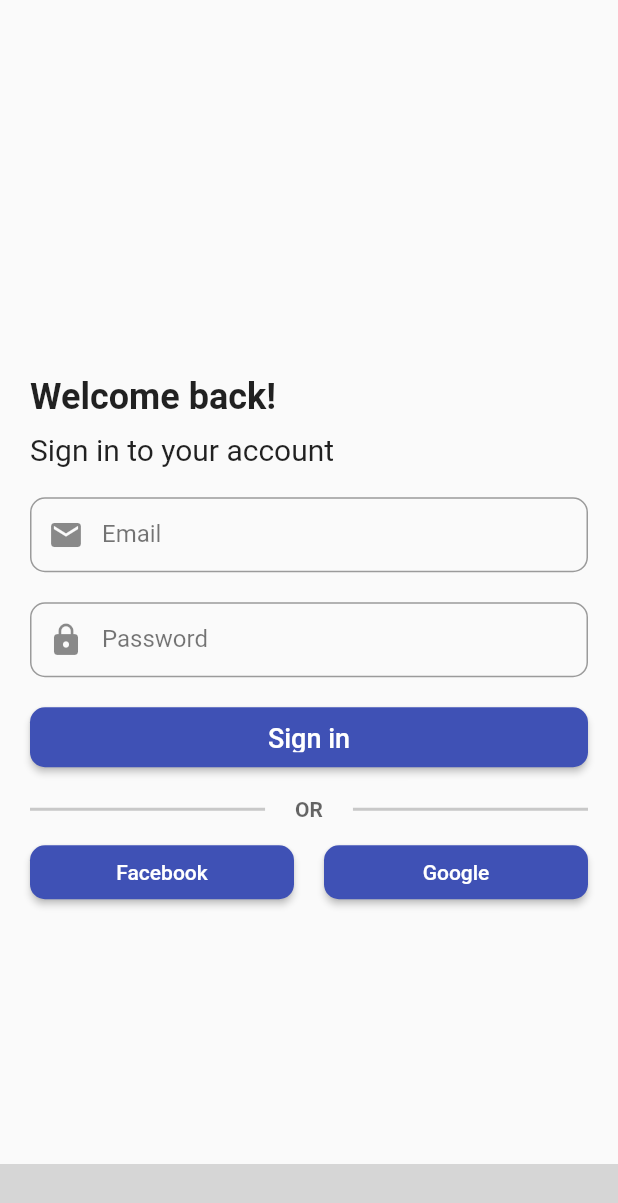
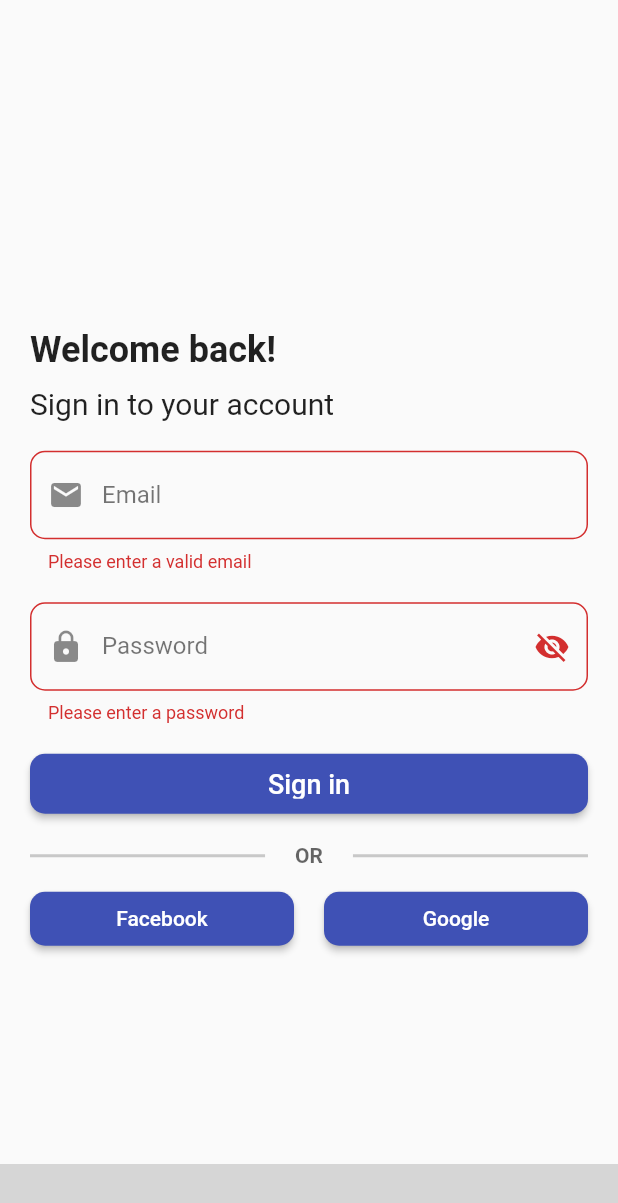
Before and after one commit to rragnarsd/grocery_app, a Flutter app: the screen it shows after launch, after a tap on "Sign in", on a phone screen of 412 x 824 dp. Shown: the top 1203 px of the screen. Run offline on Flutter 3.47's test engine with Material 2 defaults, Android fonts, the light colour scheme and no system bars; our stand-ins replace badges, carousel_pro, firebase_auth, firebase_core, rflutter_alert; missing offline and left inert: toggle_bar; accounts and stored records are empty; network calls fail; grey boxes are pictures that could not be loaded.

Commit message:
login and register

```diff
--- a/lib/main.dart
+++ b/lib/main.dart
@@ -1,3 +1,4 @@
+import 'package:firebase_core/firebase_core.dart';
 import 'package:flutter/material.dart';
 import 'package:grocery_app/provider/cart_provider.dart';
 import 'package:grocery_app/provider/fav_provider.dart';
@@ -8,10 +9,13 @@ import 'package:grocery_app/screens/auth_screen.dart';
 import 'package:grocery_app/screens/wishlist.dart';
 import 'package:grocery_app/widgets/categories_feeds.dart';
 import 'package:grocery_app/screens/product_details.dart';
+import 'package:grocery_app/widgets/toggle_button.dart';
 import 'package:provider/provider.dart';
 import 'screens/bottom_bar.dart';
 
-void main() {
+void main() async {
+  WidgetsFlutterBinding.ensureInitialized();
+  await Firebase.initializeApp();
   runApp(MyApp());
 }
 
@@ -26,7 +30,7 @@ class MyApp extends StatelessWidget {
       ],
       child: MaterialApp(
         debugShowCheckedModeBanner: false,
-        title: 'Flutter Demo',
+        title: 'Farmers Market',
         theme: ThemeData(
           primarySwatch: Colors.indigo,
           visualDensity: VisualDensity.adaptivePlatformDensity
--- a/lib/screens/auth_screen.dart
+++ b/lib/screens/auth_screen.dart
@@ -9,8 +9,9 @@ class AuthScreen extends StatefulWidget {
 class _AuthScreenState extends State<AuthScreen> {
   @override
   Widget build(BuildContext context) {
-    return Container(
-      child: ToggleButton(),
+    return Scaffold(
+      resizeToAvoidBottomInset: false,
+      body: ToggleButton(),
     );
   }
 }
--- a/lib/widgets/auth/login_form.dart
+++ b/lib/widgets/auth/login_form.dart
@@ -1,3 +1,4 @@
+import 'package:firebase_auth/firebase_auth.dart';
 import 'package:flutter/material.dart';
 
 class SignInForm extends StatefulWidget {
@@ -6,27 +7,76 @@ class SignInForm extends StatefulWidget {
 }
 
 class _SignInFormState extends State<SignInForm> {
-  GlobalKey<FormState> _loginFormKey = GlobalKey<FormState>();
+  final _auth = FirebaseAuth.instance;
+  GlobalKey<FormState> _signInFormKey = GlobalKey<FormState>();
+  final TextEditingController _emailController = TextEditingController();
+  final TextEditingController _passwordController = TextEditingController();
+  bool _obscureText = false;
+
+  String validateEmail(value) {
+    if (value == null || value.isEmpty) {
+      return 'Please enter a valid email';
+    }
+    return null;
+  }
+
+  String validatePassword(value) {
+    if (value.isEmpty) {
+      return "Please enter a password";
+    } else if (value.length < 6) {
+      return "Password should be at least 6 characters";
+    } else if (value.length > 12) {
+      return "Password should not be greater than 15 characters";
+    } else
+      return null;
+  }
+
+  void _signIn() async {
+    try {
+      if (_signInFormKey.currentState.validate()) {
+        final User user = (await _auth.signInWithEmailAndPassword(
+            email: _emailController.text, password: _passwordController.text))
+            .user;
+        if (user != null) {
+          Navigator.pushNamed(context, '/BottomBarScreen');
+        }
+      }
+    } catch (error) {
+      print('Error, $error');
+    }
+  }
+
+  @override
+  void dispose() {
+    _emailController.dispose();
+    _passwordController.dispose();
+    super.dispose();
+  }
+
+
   @override
   Widget build(BuildContext context) {
-    return Column(
-        crossAxisAlignment: CrossAxisAlignment.start,
-        children: [
-          Text('Welcome back!', style: TextStyle(fontSize: 24.0, fontWeight: FontWeight.w700),),
+    return Column(crossAxisAlignment: CrossAxisAlignment.start, children: [
+      Text(
+        'Welcome back!',
+        style: TextStyle(fontSize: 24.0, fontWeight: FontWeight.w700),
+      ),
       SizedBox(
         height: 10,
       ),
-          Text('Sign in to your account', style: TextStyle(fontSize: 20.0, fontWeight: FontWeight.w400),),
+      Text(
+        'Sign in to your account',
+        style: TextStyle(fontSize: 20.0, fontWeight: FontWeight.w400),
+      ),
       SizedBox(
         height: 20,
       ),
       Form(
-            key: _loginFormKey,
+        key: _signInFormKey,
         child: Column(
           children: [
-                Container(
-                  height: 50.0,
-                  child: TextFormField(
+            TextFormField(
+              controller: _emailController,
               keyboardType: TextInputType.emailAddress,
               decoration: InputDecoration(
                 prefixIcon: Icon(Icons.email),
@@ -37,17 +87,25 @@ class _SignInFormState extends State<SignInForm> {
                   borderRadius: BorderRadius.circular(10.0),
                 ),
               ),
-                  ),
+              validator: validateEmail,
             ),
             SizedBox(
               height: 20,
             ),
-                Container(
-                  height: 50.0,
-                  child: TextFormField(
-                    obscureText: true,
+            TextFormField(
+              controller: _passwordController,
               decoration: InputDecoration(
                 prefixIcon: Icon(Icons.lock),
+                suffixIcon: GestureDetector(
+                  onTap: () {
+                    setState(() {
+                      _obscureText = !_obscureText;
+                    });
+                  },
+                  child: Icon(
+                    _obscureText ? Icons.visibility : Icons.visibility_off,
+                  ),
+                ),
                 labelText: 'Password',
                 labelStyle: TextStyle(color: Colors.black54),
                 border: OutlineInputBorder(
@@ -55,7 +113,7 @@ class _SignInFormState extends State<SignInForm> {
                   borderRadius: BorderRadius.circular(10.0),
                 ),
               ),
-                  ),
+              validator: validatePassword,
             ),
             SizedBox(
               height: 20,
@@ -74,7 +132,7 @@ class _SignInFormState extends State<SignInForm> {
                   ),
                   padding: EdgeInsets.all(10.0),
                 ),
-                    onPressed: () {},
+                onPressed: _signIn,
               ),
             ),
             SizedBox(
@@ -114,14 +172,35 @@ class _SignInFormState extends State<SignInForm> {
             ),
             Row(
               children: [
-                    Expanded(child: ElevatedButton(onPressed: () {}, child: Text('Facebook'), style: ElevatedButton.styleFrom(shape: RoundedRectangleBorder(borderRadius: BorderRadius.circular(10.0))),),),
-                    SizedBox(width: 20.0,),
-                    Expanded(child: ElevatedButton(onPressed: () {}, child: Text('Google'), style: ElevatedButton.styleFrom(shape: RoundedRectangleBorder(borderRadius: BorderRadius.circular(10.0))),),),
+                Expanded(
+                  child: ElevatedButton(
+                    onPressed: () {},
+                    child: Text('Facebook'),
+                    style: ElevatedButton.styleFrom(
+                      shape: RoundedRectangleBorder(
+                        borderRadius: BorderRadius.circular(10.0),
+                      ),
+                    ),
+                  ),
+                ),
+                SizedBox(
+                  width: 20.0,
+                ),
+                Expanded(
+                  child: ElevatedButton(
+                    onPressed: () {},
+                    child: Text('Google'),
+                    style: ElevatedButton.styleFrom(
+                        shape: RoundedRectangleBorder(
+                      borderRadius: BorderRadius.circular(10.0),
+                    )),
+                  ),
+                ),
               ],
             )
           ],
         ),
-          ),]
-    );
+      ),
+    ]);
   }
 }
--- a/lib/widgets/toggle_button.dart
+++ b/lib/widgets/toggle_button.dart
@@ -14,8 +14,7 @@ class _ToggleButtonState extends State<ToggleButton> {
 
   @override
   Widget build(BuildContext context) {
-    return Scaffold(
-      body: Column(
+    return Column(
           mainAxisAlignment: MainAxisAlignment.spaceBetween,
           children: [
             SizedBox(
@@ -44,12 +43,15 @@ class _ToggleButtonState extends State<ToggleButton> {
               selectedTabColor: Colors.indigoAccent,
               onSelectionUpdated: (index) {
                 setState(() {
+                  if (_selectedIndex == 0)
+                    SignInForm();
+                  else if (_selectedIndex == 1)
+                    RegisterForm();
                   _selectedIndex = index;
                 });
               },
             ),
           ],
-      ),
         );
   }
 }
--- a/pubspec.yaml
+++ b/pubspec.yaml
@@ -33,6 +33,10 @@ dependencies:
   provider: ^5.0.0
   rflutter_alert: ^2.0.2
   toggle_bar: ^1.0.0
+  google_sign_in: ^5.0.4
+  firebase: ^9.0.1
+  firebase_core: ^1.2.0
+  firebase_auth: ^1.2.0
 
 dev_dependencies:
   flutter_test:
```
Also changed, not shown: lib/widgets/auth/register_form.dart (+113 -21 lines), pubspec.lock, 3 other files. Lines whose indentation alone changed are shown as unchanged.
